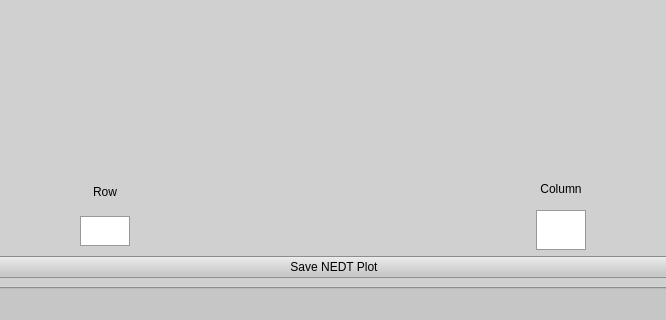
This is gui/form.ui in IccedLemonTea/SeniorProject as Qt 5 draws it before an edit; both pictures show x 392 to 1058 and y 521 to 841 of the 1200 by 841 pixel window. The edited form follows.
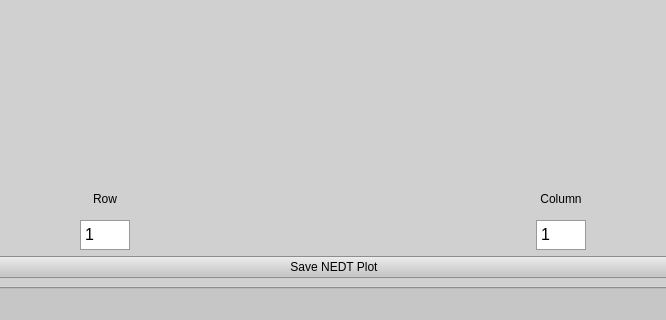
This is the edited form. Icons and pictures are not drawn.

Commit message: modified NEDT and added Stability check to start a run

The edit to the form file:
```diff
--- a/gui/form.ui
+++ b/gui/form.ui
@@ -979,6 +979,21 @@
                   <height>30</height>
                  </size>
                 </property>
+                <property name="font">
+                 <font>
+                  <pointsize>12</pointsize>
+                 </font>
+                </property>
+                <property name="html">
+                 <string>&lt;!DOCTYPE HTML PUBLIC &quot;-//W3C//DTD HTML 4.0//EN&quot; &quot;http://www.w3.org/TR/REC-html40/strict.dtd&quot;&gt;
+&lt;html&gt;&lt;head&gt;&lt;meta name=&quot;qrichtext&quot; content=&quot;1&quot; /&gt;&lt;meta charset=&quot;utf-8&quot; /&gt;&lt;style type=&quot;text/css&quot;&gt;
+p, li { white-space: pre-wrap; }
+hr { height: 1px; border-width: 0; }
+li.unchecked::marker { content: &quot;\2610&quot;; }
+li.checked::marker { content: &quot;\2612&quot;; }
+&lt;/style&gt;&lt;/head&gt;&lt;body style=&quot; font-family:'Sans Serif'; font-size:12pt; font-weight:400; font-style:normal;&quot;&gt;
+&lt;p style=&quot; margin-top:0px; margin-bottom:0px; margin-left:0px; margin-right:0px; -qt-block-indent:0; text-indent:0px;&quot;&gt;1&lt;/p&gt;&lt;/body&gt;&lt;/html&gt;</string>
+                </property>
                </widget>
               </item>
              </layout>
@@ -1018,9 +1033,24 @@
                 <property name="maximumSize">
                  <size>
                   <width>50</width>
-                  <height>40</height>
+                  <height>30</height>
                  </size>
                 </property>
+                <property name="font">
+                 <font>
+                  <pointsize>12</pointsize>
+                 </font>
+                </property>
+                <property name="html">
+                 <string>&lt;!DOCTYPE HTML PUBLIC &quot;-//W3C//DTD HTML 4.0//EN&quot; &quot;http://www.w3.org/TR/REC-html40/strict.dtd&quot;&gt;
+&lt;html&gt;&lt;head&gt;&lt;meta name=&quot;qrichtext&quot; content=&quot;1&quot; /&gt;&lt;meta charset=&quot;utf-8&quot; /&gt;&lt;style type=&quot;text/css&quot;&gt;
+p, li { white-space: pre-wrap; }
+hr { height: 1px; border-width: 0; }
+li.unchecked::marker { content: &quot;\2610&quot;; }
+li.checked::marker { content: &quot;\2612&quot;; }
+&lt;/style&gt;&lt;/head&gt;&lt;body style=&quot; font-family:'Sans Serif'; font-size:12pt; font-weight:400; font-style:normal;&quot;&gt;
+&lt;p style=&quot; margin-top:0px; margin-bottom:0px; margin-left:0px; margin-right:0px; -qt-block-indent:0; text-indent:0px;&quot;&gt;1&lt;/p&gt;&lt;/body&gt;&lt;/html&gt;</string>
+                </property>
                </widget>
               </item>
              </layout>
```
Left out of the diff: 2 changed lines with no effect on the pictures. The commit also changes 1 other file.
